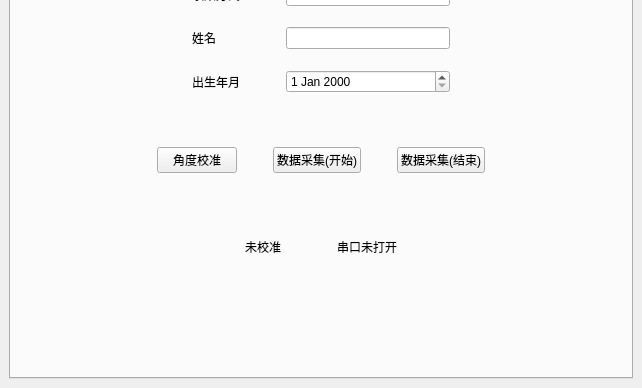
Before: the Qt Designer form BalanceTrainer/BalanceTrainer1/mainwindow.ui in yuanfuaccount/BalanceTrainer, drawn with Qt 5; both pictures show x 0 to 642 and y 171 to 559 of the 642 by 559 pixel window.
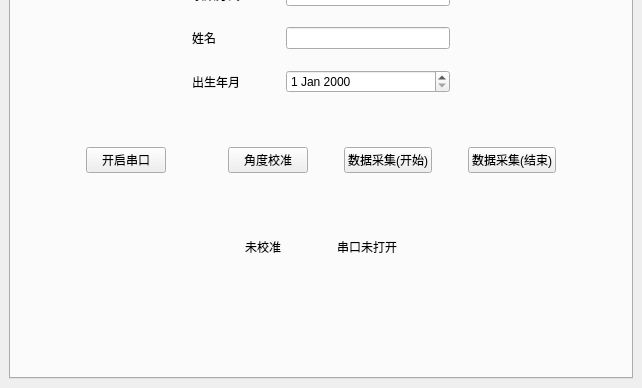
After: the same form once the commit is applied. The open tabs and pages were chosen to show the change. Custom widgets are drawn as their Qt base class.

The edit to the form file:
```diff
--- a/BalanceTrainer/BalanceTrainer1/mainwindow.ui
+++ b/BalanceTrainer/BalanceTrainer1/mainwindow.ui
@@ -2156,6 +2156,26 @@
            </sizepolicy>
           </property>
           <layout class="QHBoxLayout" name="horizontalLayout_9">
+           <item>
+            <spacer name="horizontalSpacer_27">
+             <property name="orientation">
+              <enum>Qt::Horizontal</enum>
+             </property>
+             <property name="sizeHint" stdset="0">
+              <size>
+               <width>40</width>
+               <height>20</height>
+              </size>
+             </property>
+            </spacer>
+           </item>
+           <item>
+            <widget class="QPushButton" name="btnOpenPort">
+             <property name="text">
+              <string>开启串口</string>
+             </property>
+            </widget>
+           </item>
            <item>
             <spacer name="horizontalSpacer_14">
              <property name="orientation">
```
Left out of the diff: 2 changed lines with no effect on the pictures.
